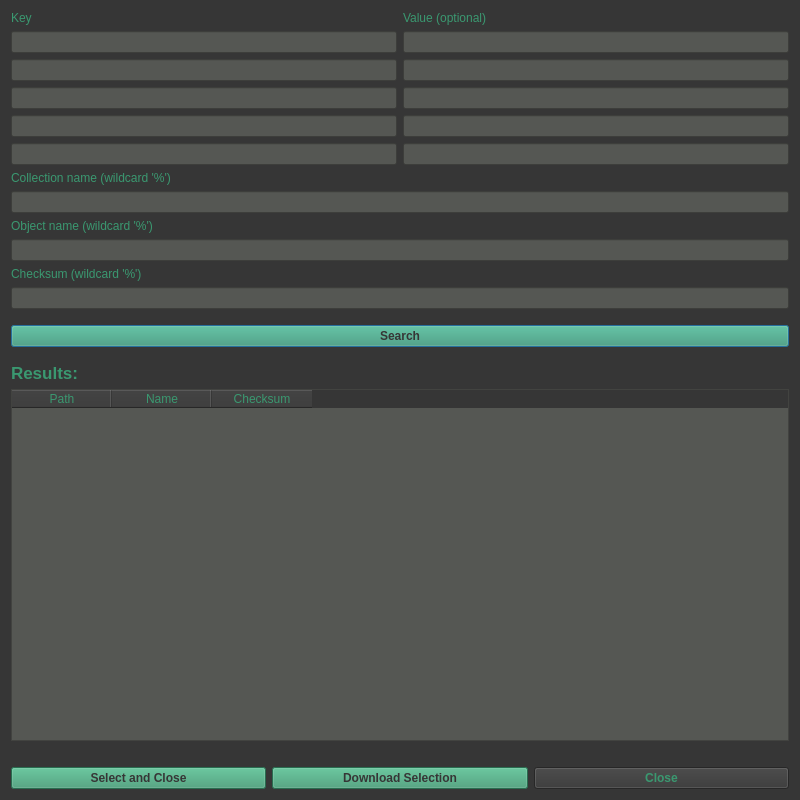
iBridges-for-iRODS/iBridges, file irods-basicGUI/ui-files/searchDialog.ui: the form before one commit.
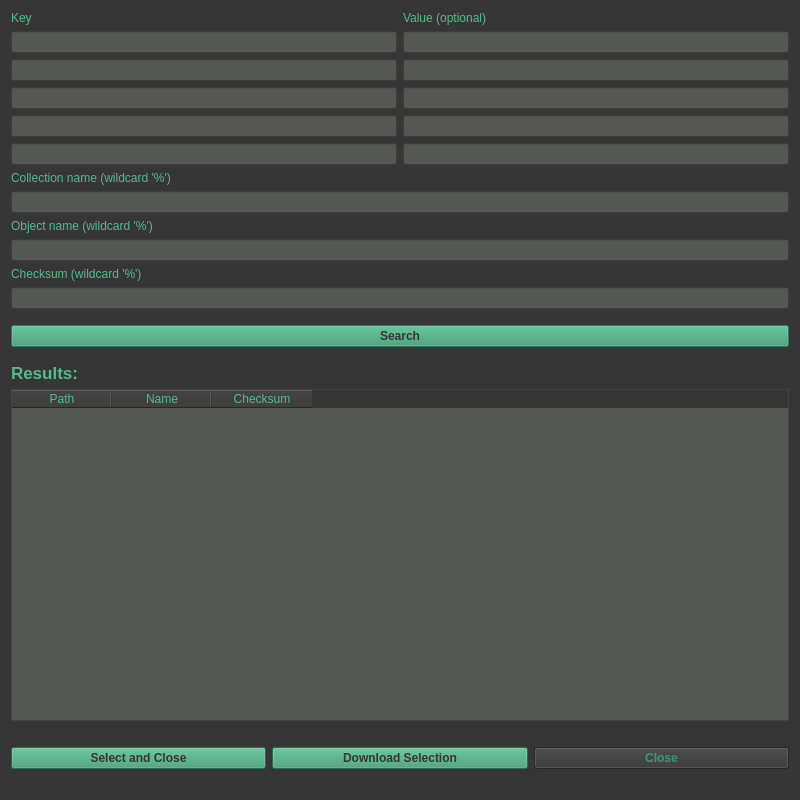
The form after the commit.

Commit message: Formatting of Search widget

Diff of the .ui file:
```diff
--- a/irods-basicGUI/ui-files/searchDialog.ui
+++ b/irods-basicGUI/ui-files/searchDialog.ui
@@ -20,48 +20,26 @@
    <string>Dialog</string>
   </property>
   <property name="styleSheet">
-   <string notr="true">QDialog
+   <string notr="true">QWidget
 {
-	color: rgb(58, 152, 112);
+	color: rgb(86, 184, 139);
 	background-color: rgb(54, 54, 54);
+	selection-background-color: rgb(58, 152, 112);
 }
 
-QLabel{
-    color: rgb(58, 152, 112);
-}
-
-
 QTableWidget
 {
 background-color: rgb(85, 87, 83);
-color: rgb(58, 152, 112);
 selection-background-color: rgb(58, 152, 112);
 }
 
-QHeaderView
+QLineEdit
 {
-background-color: rgb(54, 54, 54);
-color: rgb(58, 152, 112);
+background-color: rgb(85, 87, 83);
 }
 
-
-
-QLineEdit#key1, QLineEdit#key2, QLineEdit#key3, QLineEdit#key4, QLineEdit#key5
-{
-	background-color: rgb(85, 87, 83);
-color: rgb(58, 152, 112);
-}
-
-QLineEdit#val1, QLineEdit#val2, QLineEdit#val3, QLineEdit#val4, QLineEdit#val5
-{
-	background-color: rgb(85, 87, 83);
-color: rgb(58, 152, 112);
-}
-
-QLineEdit#checksumPattern, QLineEdit#objPattern, QLineEdit#pathPattern
-{
-	background-color: rgb(85, 87, 83);
-color: rgb(58, 152, 112);
+QPushButton:disabled{
+	background-color: rgb(136, 138, 133);
 }
 
 QPushButton#downloadButton, QPushButton#selectSearchButton, QPushButton#startSearchButton
@@ -74,7 +52,13 @@
 {
 color: rgb(58, 152, 112);
 background-color: rgb(54, 54, 54);
-}</string>
+}
+
+QLabel#errorLabel
+{
+	color: rgb(217, 174, 23);
+}
+</string>
   </property>
   <layout class="QVBoxLayout" name="verticalLayout_2">
    <item>
@@ -371,6 +355,13 @@
      </item>
     </layout>
    </item>
+   <item>
+    <widget class="QLabel" name="errorLabel">
+     <property name="text">
+      <string/>
+     </property>
+    </widget>
+   </item>
   </layout>
  </widget>
  <resources/>
```
The commit also changes 1 other file.
